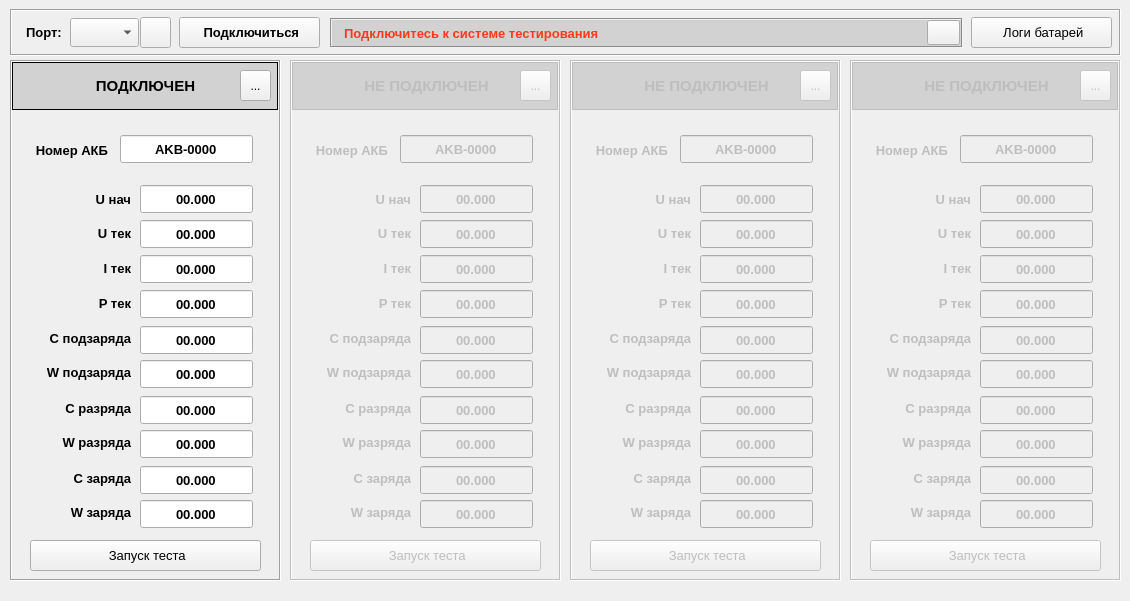
Above: ui/main.ui from sergeycccv/battery_modbus before the change. Below: the same form after it.
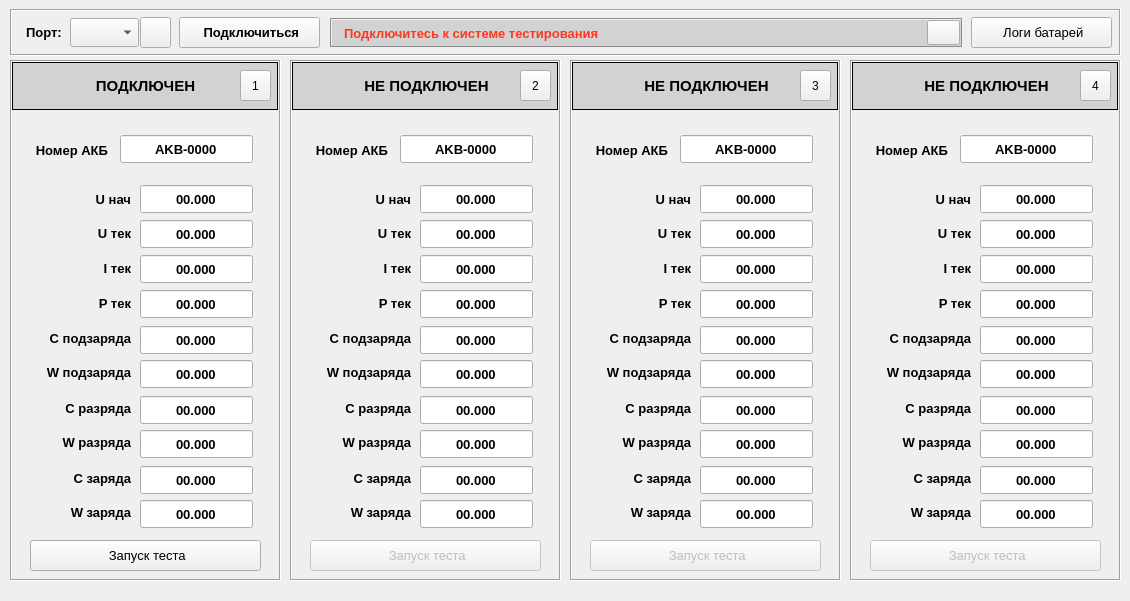
That is the form after the change. Icons and pictures are not drawn.

What changed in the file:
```diff
--- a/ui/main.ui
+++ b/ui/main.ui
@@ -705,7 +705,7 @@
       <bool>false</bool>
      </property>
      <property name="text">
-      <string>...</string>
+      <string>1</string>
      </property>
      <property name="icon">
       <iconset resource="res.qrc">
@@ -984,9 +984,6 @@
     </widget>
    </widget>
    <widget class="QFrame" name="frm_ch_2">
-    <property name="enabled">
-     <bool>false</bool>
-    </property>
     <property name="geometry">
      <rect>
       <x>290</x>
@@ -1629,7 +1626,7 @@
       <string>Настройки канала 2</string>
      </property>
      <property name="text">
-      <string>...</string>
+      <string>2</string>
      </property>
      <property name="icon">
       <iconset resource="res.qrc">
@@ -1737,7 +1734,7 @@
    </widget>
    <widget class="QFrame" name="frm_ch_3">
     <property name="enabled">
-     <bool>false</bool>
+     <bool>true</bool>
     </property>
     <property name="geometry">
      <rect>
@@ -2381,7 +2378,7 @@
       <string>Настройки канала 3</string>
      </property>
      <property name="text">
-      <string>...</string>
+      <string>3</string>
      </property>
      <property name="icon">
       <iconset resource="res.qrc">
@@ -2489,7 +2486,7 @@
    </widget>
    <widget class="QFrame" name="frm_ch_4">
     <property name="enabled">
-     <bool>false</bool>
+     <bool>true</bool>
     </property>
     <property name="geometry">
      <rect>
@@ -3133,7 +3130,7 @@
       <string>Настройки канала 4</string>
      </property>
      <property name="text">
-      <string>...</string>
+      <string>4</string>
      </property>
      <property name="icon">
       <iconset resource="res.qrc">
```
